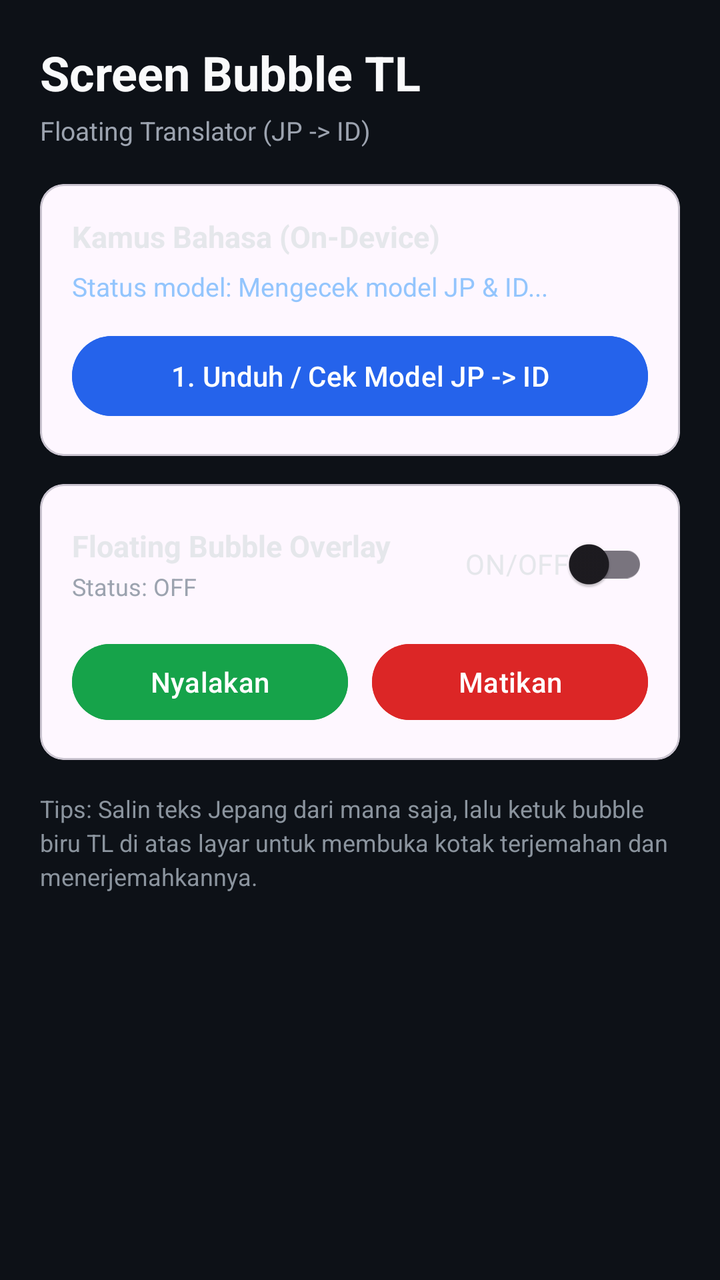
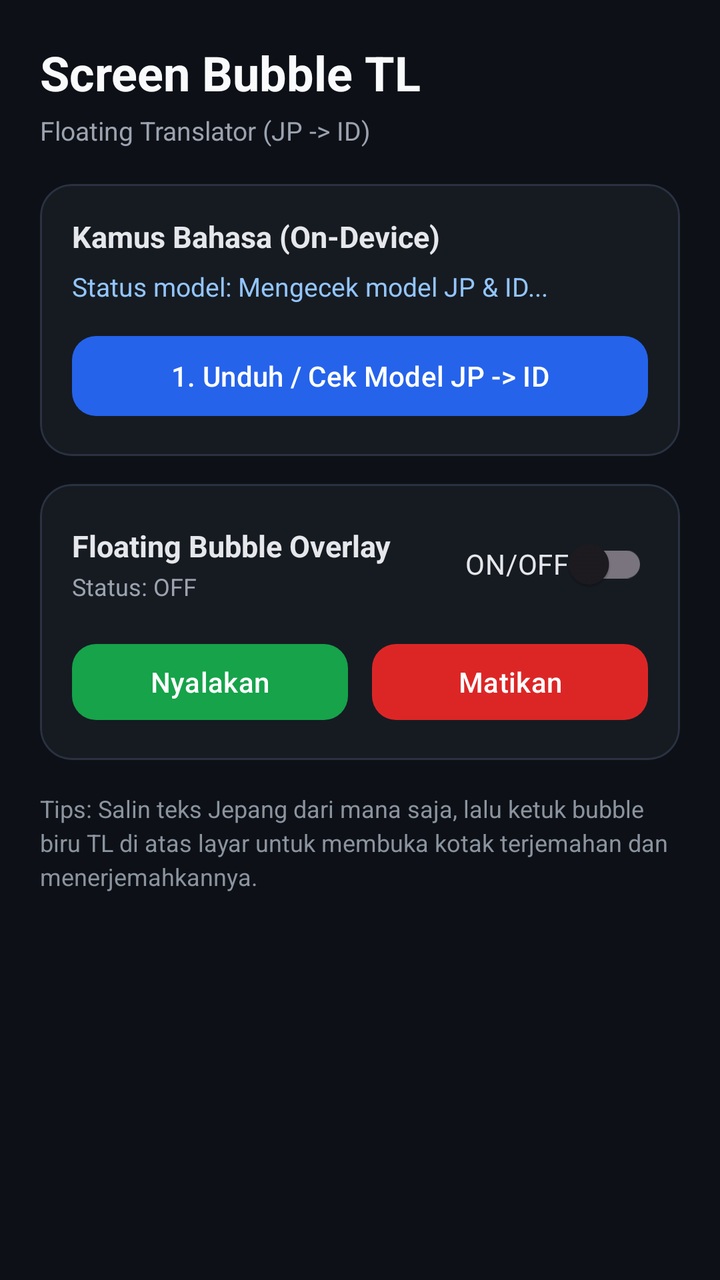

Before-and-after screenshots of an Android layout around one commit, followed by the original layout XML and the change that was made.
<!-- AndroidManifest.xml: application theme Theme.Material3.DayNight.NoActionBar -->
<!-- res/layout/activity_main.xml -->
<?xml version="1.0" encoding="utf-8"?>
<ScrollView xmlns:android="http://schemas.android.com/apk/res/android"
    xmlns:app="http://schemas.android.com/apk/res/android"
    android:layout_width="match_parent"
    android:layout_height="match_parent"
    android:background="#0D1117"
    android:fillViewport="true">

    <LinearLayout
        android:layout_width="match_parent"
        android:layout_height="wrap_content"
        android:orientation="vertical"
        android:padding="20dp">

        <TextView
            android:layout_width="wrap_content"
            android:layout_height="wrap_content"
            android:text="Screen Bubble TL"
            android:textColor="#F9FAFB"
            android:textSize="24sp"
            android:textStyle="bold" />

        <TextView
            android:layout_width="wrap_content"
            android:layout_height="wrap_content"
            android:layout_marginTop="4dp"
            android:text="Floating Translator (JP -&gt; ID)"
            android:textColor="#9CA3AF"
            android:textSize="13sp" />

        
        <com.google.android.material.card.MaterialCardView
            android:layout_width="match_parent"
            android:layout_height="wrap_content"
            android:layout_marginTop="18dp"
            app:cardBackgroundColor="#161B22"
            app:cardCornerRadius="16dp"
            app:strokeColor="#2A3241"
            app:strokeWidth="1dp">

            <LinearLayout
                android:layout_width="match_parent"
                android:layout_height="wrap_content"
                android:orientation="vertical"
                android:padding="16dp">

                <TextView
                    android:layout_width="wrap_content"
                    android:layout_height="wrap_content"
                    android:text="Kamus Bahasa (On-Device)"
                    android:textColor="#E5E7EB"
                    android:textSize="15sp"
                    android:textStyle="bold" />

                <TextView
                    android:id="@+id/tvModelStatus"
                    android:layout_width="match_parent"
                    android:layout_height="wrap_content"
                    android:layout_marginTop="6dp"
                    android:text="Status model: Mengecek model JP &amp; ID..."
                    android:textColor="#93C5FD"
                    android:textSize="13sp" />

                <com.google.android.material.button.MaterialButton
                    android:id="@+id/btnDownloadModel"
                    android:layout_width="match_parent"
                    android:layout_height="48dp"
                    android:layout_marginTop="12dp"
                    android:text="1. Unduh / Cek Model JP -&gt; ID"
                    android:textAllCaps="false"
                    app:backgroundTint="#2563EB"
                    app:cornerRadius="12dp" />
            </LinearLayout>
        </com.google.android.material.card.MaterialCardView>

        
        <com.google.android.material.card.MaterialCardView
            android:layout_width="match_parent"
            android:layout_height="wrap_content"
            android:layout_marginTop="14dp"
            app:cardBackgroundColor="#161B22"
            app:cardCornerRadius="16dp"
            app:strokeColor="#2A3241"
            app:strokeWidth="1dp">

            <LinearLayout
                android:layout_width="match_parent"
                android:layout_height="wrap_content"
                android:orientation="vertical"
                android:padding="16dp">

                <LinearLayout
                    android:layout_width="match_parent"
                    android:layout_height="wrap_content"
                    android:gravity="center_vertical"
                    android:orientation="horizontal">

                    <LinearLayout
                        android:layout_width="0dp"
                        android:layout_height="wrap_content"
                        android:layout_weight="1"
                        android:orientation="vertical">

                        <TextView
                            android:layout_width="wrap_content"
                            android:layout_height="wrap_content"
                            android:text="Floating Bubble Overlay"
                            android:textColor="#E5E7EB"
                            android:textSize="15sp"
                            android:textStyle="bold" />

                        <TextView
                            android:id="@+id/tvBubbleState"
                            android:layout_width="wrap_content"
                            android:layout_height="wrap_content"
                            android:layout_marginTop="2dp"
                            android:text="Status: OFF"
                            android:textColor="#9CA3AF"
                            android:textSize="12sp" />
                    </LinearLayout>

                    <com.google.android.material.switchmaterial.SwitchMaterial
                        android:id="@+id/switchFloating"
                        android:layout_width="wrap_content"
                        android:layout_height="wrap_content"
                        android:text="ON/OFF"
                        android:textColor="#E5E7EB" />
                </LinearLayout>

                <LinearLayout
                    android:layout_width="match_parent"
                    android:layout_height="wrap_content"
                    android:layout_marginTop="12dp"
                    android:orientation="horizontal">

                    <com.google.android.material.button.MaterialButton
                        android:id="@+id/btnStartBubble"
                        android:layout_width="0dp"
                        android:layout_height="46dp"
                        android:layout_marginEnd="6dp"
                        android:layout_weight="1"
                        android:text="Nyalakan"
                        android:textAllCaps="false"
                        app:backgroundTint="#16A34A"
                        app:cornerRadius="12dp" />

                    <com.google.android.material.button.MaterialButton
                        android:id="@+id/btnStopBubble"
                        android:layout_width="0dp"
                        android:layout_height="46dp"
                        android:layout_marginStart="6dp"
                        android:layout_weight="1"
                        android:text="Matikan"
                        android:textAllCaps="false"
                        app:backgroundTint="#DC2626"
                        app:cornerRadius="12dp" />
                </LinearLayout>
            </LinearLayout>
        </com.google.android.material.card.MaterialCardView>

        <TextView
            android:layout_width="match_parent"
            android:layout_height="wrap_content"
            android:layout_marginTop="16dp"
            android:lineSpacingExtra="3dp"
            android:text="Tips: Salin teks Jepang dari mana saja, lalu ketuk bubble biru TL di atas layar untuk membuka kotak terjemahan dan menerjemahkannya."
            android:textColor="#8B949E"
            android:textSize="12sp" />

    </LinearLayout>
</ScrollView>
<!-- resources referenced by this layout -->
<resources>

</resources>

<!-- the commit's change to res/layout/activity_main.xml (unified diff, before → after) -->
@@ -1,6 +1,6 @@
 <?xml version="1.0" encoding="utf-8"?>
 <ScrollView xmlns:android="http://schemas.android.com/apk/res/android"
-    xmlns:app="http://schemas.android.com/apk/res/android"
+    xmlns:app="http://schemas.android.com/apk/res-auto"
     android:layout_width="match_parent"
     android:layout_height="match_parent"
     android:background="#0D1117"
@@ -36,7 +36,7 @@
             app:cardBackgroundColor="#161B22"
             app:cardCornerRadius="16dp"
             app:strokeColor="#2A3241"
-            app:strokeWidth="1dp">
+            app:strokeWidth="1">
 
             <LinearLayout
                 android:layout_width="match_parent"
@@ -81,7 +81,7 @@
             app:cardBackgroundColor="#161B22"
             app:cardCornerRadius="16dp"
             app:strokeColor="#2A3241"
-            app:strokeWidth="1dp">
+            app:strokeWidth="1">
 
             <LinearLayout
                 android:layout_width="match_parent"
